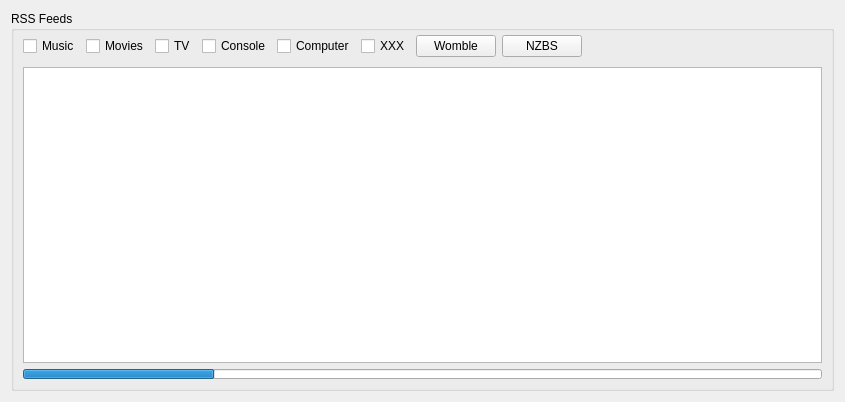
Old version of the form app/gui/rss.ui in the repository ensisoft/newsflash-plus.
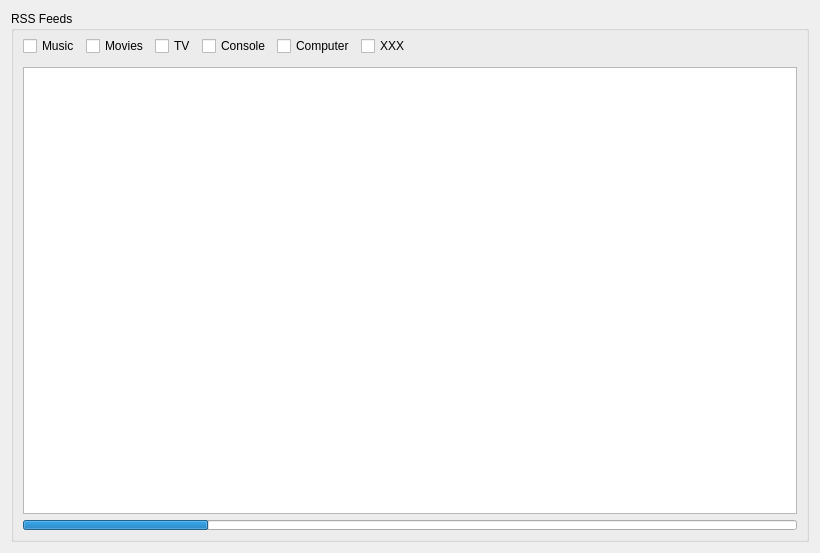
New version of the form. Icons and pictures are not drawn.

Diff of the .ui file:
```diff
--- a/app/gui/rss.ui
+++ b/app/gui/rss.ui
@@ -6,8 +6,8 @@
    <rect>
     <x>0</x>
     <y>0</y>
-    <width>845</width>
-    <height>402</height>
+    <width>820</width>
+    <height>553</height>
    </rect>
   </property>
   <property name="windowTitle">
@@ -89,43 +89,6 @@
           </property>
          </widget>
         </item>
-        <item>
-         <widget class="QPushButton" name="btnWomble">
-          <property name="toolTip">
-           <string>http://newshost.co.za</string>
-          </property>
-          <property name="text">
-           <string>Womble</string>
-          </property>
-          <property name="icon">
-           <iconset resource="resource.qrc">
-            <normaloff>:/resource/16x16_ico_png/ico_rss.png</normaloff>:/resource/16x16_ico_png/ico_rss.png</iconset>
-          </property>
-          <property name="checkable">
-           <bool>true</bool>
-          </property>
-          <property name="flat">
-           <bool>false</bool>
-          </property>
-         </widget>
-        </item>
-        <item>
-         <widget class="QPushButton" name="btnNzbs">
-          <property name="toolTip">
-           <string>http://nzbs.org</string>
-          </property>
-          <property name="text">
-           <string>NZBS</string>
-          </property>
-          <property name="icon">
-           <iconset resource="resource.qrc">
-            <normaloff>:/resource/16x16_ico_png/ico_rss.png</normaloff>:/resource/16x16_ico_png/ico_rss.png</iconset>
-          </property>
-          <property name="checkable">
-           <bool>true</bool>
-          </property>
-         </widget>
-        </item>
         <item>
          <spacer name="horizontalSpacer">
           <property name="orientation">
```
